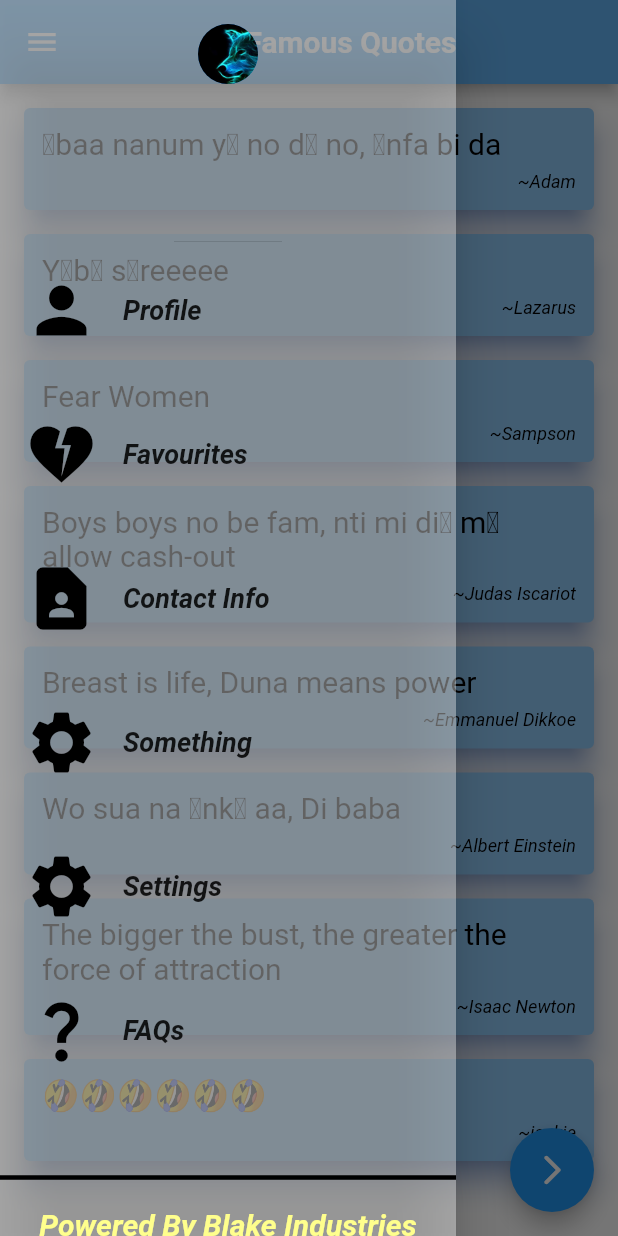
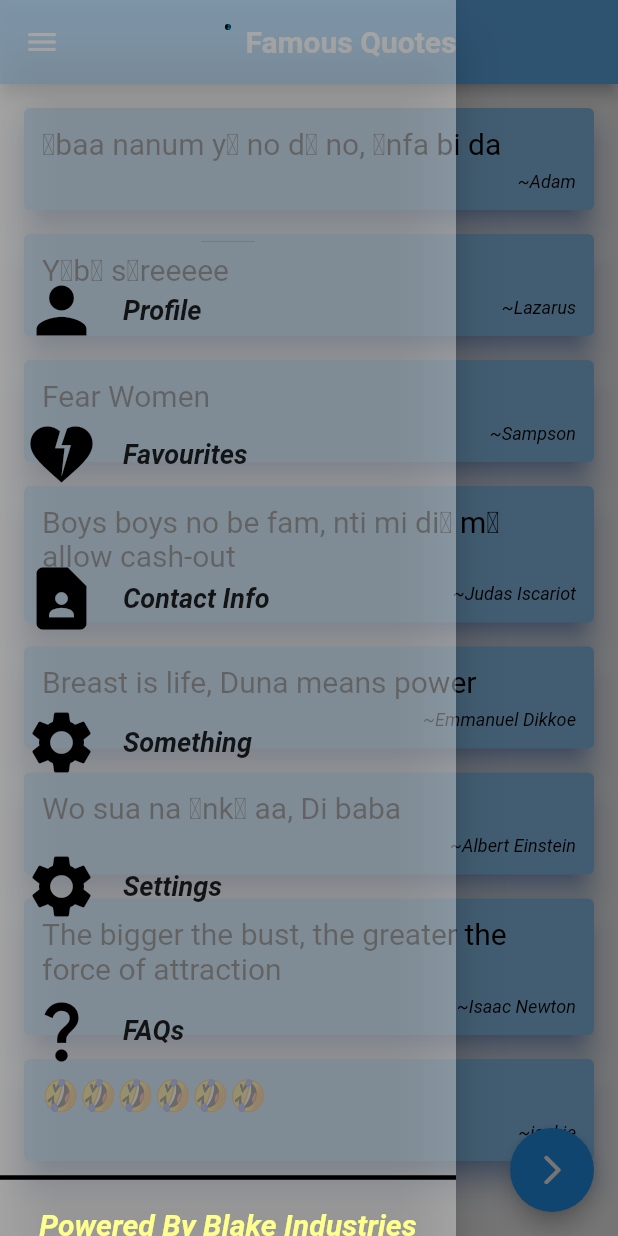
Before and after one commit to Aquarius-blake/level2, a Flutter app: the screen it shows after launch, with the side drawer open, on a phone screen of 412 x 824 dp. Run offline on Flutter 3.47's test engine with Material 2 defaults, Android fonts, the phone set to English and light mode, and no system bars.

Commit message:
Minor update

```diff
--- a/lib/main.dart
+++ b/lib/main.dart
@@ -95,6 +95,7 @@ class _QuotesState extends State<Quotes> {
                   children: [
 CircleAvatar(
   backgroundImage: AssetImage('Assets/9.jpg'),
+  radius: 2.0,
 )
                   ],
                 ),
```
